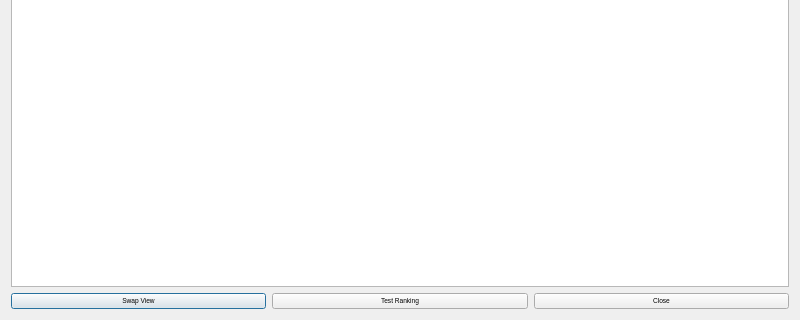
The window that ScoresWindow.ui (rmick/Combobulator) describes before a commit, drawn with Qt 5; both pictures show x 0 to 800 and y 280 to 600 of the 800 by 600 pixel window.
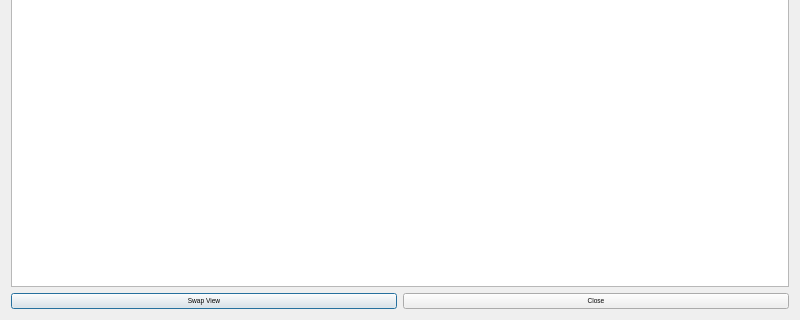
The same window after the commit.

Diff of the .ui file:
```diff
--- a/ScoresWindow.ui
+++ b/ScoresWindow.ui
@@ -27,7 +27,14 @@
      </property>
     </widget>
    </item>
-   <item row="0" column="0" colspan="3">
+   <item row="1" column="1">
+    <widget class="QPushButton" name="btn_Close">
+     <property name="text">
+      <string>Close</string>
+     </property>
+    </widget>
+   </item>
+   <item row="0" column="0" colspan="2">
     <widget class="QTableWidget" name="scoreTable">
      <property name="font">
       <font>
@@ -90,20 +97,6 @@
      <column/>
     </widget>
    </item>
-   <item row="1" column="2">
-    <widget class="QPushButton" name="btn_Close">
-     <property name="text">
-      <string>Close</string>
-     </property>
-    </widget>
-   </item>
-   <item row="1" column="1">
-    <widget class="QPushButton" name="btn_Debug">
-     <property name="text">
-      <string>Test Ranking</string>
-     </property>
-    </widget>
-   </item>
   </layout>
  </widget>
  <resources/>
```
